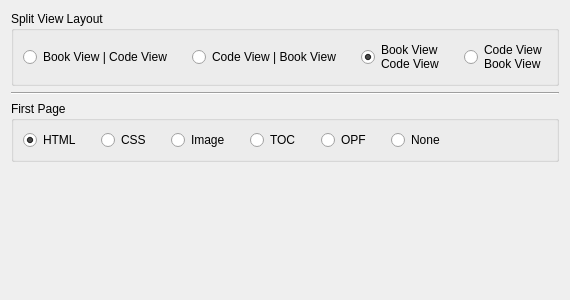
Qt form src/Sigil/Form_Files/PAppearanceWidget.ui (Sigil-Ebook/Sigil) before a commit.
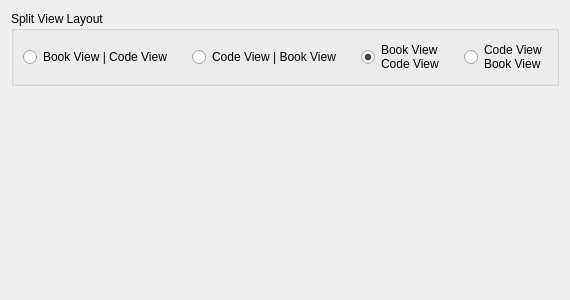
The same form after that commit.

Diff of the .ui file:
```diff
--- a/src/Sigil/Form_Files/PAppearanceWidget.ui
+++ b/src/Sigil/Form_Files/PAppearanceWidget.ui
@@ -103,105 +103,6 @@
      </layout>
     </widget>
    </item>
-   <item>
-    <widget class="Line" name="line">
-     <property name="orientation">
-      <enum>Qt::Horizontal</enum>
-     </property>
-    </widget>
-   </item>
-   <item>
-    <widget class="QGroupBox" name="groupBox_2">
-     <property name="title">
-      <string>First Page</string>
-     </property>
-     <layout class="QHBoxLayout" name="horizontalLayout_2">
-      <item>
-       <layout class="QGridLayout" name="gridLayout_2">
-        <property name="horizontalSpacing">
-         <number>20</number>
-        </property>
-        <item row="0" column="0">
-         <widget class="QRadioButton" name="fpHTML">
-          <property name="toolTip">
-           <string>Display the first HTML page when opening a book.</string>
-          </property>
-          <property name="text">
-           <string>HTML</string>
-          </property>
-          <property name="checked">
-           <bool>true</bool>
-          </property>
-         </widget>
-        </item>
-        <item row="0" column="1">
-         <widget class="QRadioButton" name="fpCSS">
-          <property name="toolTip">
-           <string>Display the first CSS page when opening a book.  Opens the first HTML page if there are no CSS pages.</string>
-          </property>
-          <property name="text">
-           <string>CSS</string>
-          </property>
-         </widget>
-        </item>
-        <item row="0" column="2">
-         <widget class="QRadioButton" name="fpImage">
-          <property name="toolTip">
-           <string>Display the first image when opening a book.  Opens the first HTML page if there are no images.</string>
-          </property>
-          <property name="text">
-           <string>Image</string>
-          </property>
-         </widget>
-        </item>
-        <item row="0" column="3">
-         <widget class="QRadioButton" name="fpNCX">
-          <property name="toolTip">
-           <string>Display the Table of Contents NCX file when opening a book.  Opens the first HTML page if there is no TOC.</string>
-          </property>
-          <property name="text">
-           <string>TOC</string>
-          </property>
-         </widget>
-        </item>
-        <item row="0" column="4">
-         <widget class="QRadioButton" name="fpOPF">
-          <property name="toolTip">
-           <string>Display the OPF file when opening a book.  Opens the first HTML page if there is no OPF.</string>
-          </property>
-          <property name="text">
-           <string>OPF</string>
-          </property>
-         </widget>
-        </item>
-        <item row="0" column="5">
-         <widget class="QRadioButton" name="fpNone">
-          <property name="toolTip">
-           <string>Do not open any pages when first opening a book.</string>
-          </property>
-          <property name="text">
-           <string>None</string>
-          </property>
-         </widget>
-        </item>
-       </layout>
-      </item>
-      <item>
-       <spacer name="horizontalSpacer_2">
-        <property name="orientation">
-         <enum>Qt::Horizontal</enum>
-        </property>
-        <property name="sizeHint" stdset="0">
-         <size>
-          <width>40</width>
-          <height>20</height>
-         </size>
-        </property>
-       </spacer>
-      </item>
-     </layout>
-    </widget>
-   </item>
    <item>
     <spacer name="verticalSpacer">
      <property name="orientation">
```
